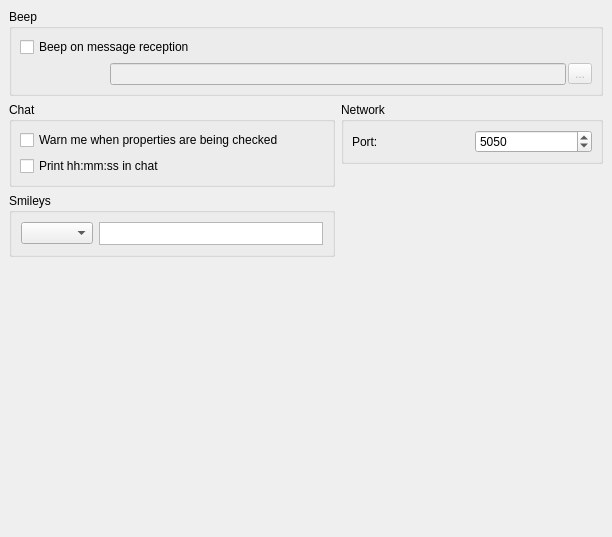
First picture: the form in modules/chat/rzxchatprop.ui, repository Fruneau/qRezix, before the edit.
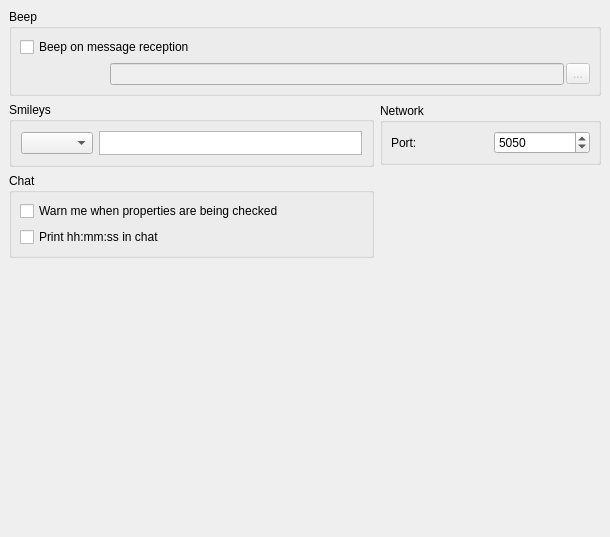
Second picture: the form after the edit.

Commit message: RÃ©organisation de la page de prÃ©fÃ©rence du chat pour corriger un problÃšme de dimensionnement des informations concernant les smileys...

Patch:
```diff
--- a/modules/chat/rzxchatprop.ui
+++ b/modules/chat/rzxchatprop.ui
@@ -22,7 +22,7 @@
    <property name="spacing" >
     <number>6</number>
    </property>
-   <item row="4" column="0" >
+   <item row="3" column="0" >
     <spacer>
      <property name="orientation" >
       <enum>Qt::Vertical</enum>
@@ -35,12 +35,69 @@
      </property>
     </spacer>
    </item>
-   <item row="3" column="0" >
+   <item row="1" column="1" >
+    <widget class="QGroupBox" name="groupNetwork" >
+     <property name="sizePolicy" >
+      <sizepolicy>
+       <hsizetype>5</hsizetype>
+       <vsizetype>0</vsizetype>
+       <horstretch>0</horstretch>
+       <verstretch>0</verstretch>
+      </sizepolicy>
+     </property>
+     <property name="title" >
+      <string>Network</string>
+     </property>
+     <layout class="QGridLayout" >
+      <property name="margin" >
+       <number>8</number>
+      </property>
+      <property name="spacing" >
+       <number>6</number>
+      </property>
+      <item row="0" column="1" >
+       <widget class="QSpinBox" name="chat_port" >
+        <property name="toolTip" >
+         <string>&lt;h3>Peer2peer port&lt;/h3>&lt;p>Define the port of the chat&lt;/p>&lt;p>You shouldn't have to modify this value&lt;/p></string>
+        </property>
+        <property name="maximum" >
+         <number>32768</number>
+        </property>
+        <property name="value" >
+         <number>5050</number>
+        </property>
+       </widget>
+      </item>
+      <item row="0" column="0" >
+       <widget class="QLabel" name="lblServerport" >
+        <property name="text" >
+         <string>Port:</string>
+        </property>
+        <property name="textFormat" >
+         <enum>Qt::PlainText</enum>
+        </property>
+        <property name="buddy" >
+         <cstring>chat_port</cstring>
+        </property>
+       </widget>
+      </item>
+     </layout>
+    </widget>
+   </item>
+   <item row="1" column="0" >
     <widget class="QGroupBox" name="groupBox" >
+     <property name="sizePolicy" >
+      <sizepolicy>
+       <hsizetype>5</hsizetype>
+       <vsizetype>0</vsizetype>
+       <horstretch>0</horstretch>
+       <verstretch>0</verstretch>
+      </sizepolicy>
+     </property>
      <property name="maximumSize" >
       <size>
        <width>16777215</width>
-       <height>64</height>
+       <height>16777215</height>
       </size>
      </property>
      <property name="title" >
@@ -55,6 +112,12 @@
       </property>
       <item row="0" column="1" >
        <widget class="QListWidget" name="lstSmileys" >
+        <property name="minimumSize" >
+         <size>
+          <width>0</width>
+          <height>24</height>
+         </size>
+        </property>
         <property name="maximumSize" >
          <size>
           <width>16777215</width>
@@ -99,20 +162,7 @@
      </layout>
     </widget>
    </item>
-   <item rowspan="3" row="2" column="1" >
-    <spacer>
-     <property name="orientation" >
-      <enum>Qt::Vertical</enum>
-     </property>
-     <property name="sizeHint" >
-      <size>
-       <width>262</width>
-       <height>347</height>
-      </size>
-     </property>
-    </spacer>
-   </item>
-   <item rowspan="2" row="1" column="0" >
+   <item row="2" column="0" >
     <widget class="QGroupBox" name="groupChat" >
      <property name="title" >
       <string>Chat</string>
@@ -218,46 +268,18 @@
      </layout>
     </widget>
    </item>
-   <item row="1" column="1" >
-    <widget class="QGroupBox" name="groupNetwork" >
-     <property name="title" >
-      <string>Network</string>
+   <item rowspan="2" row="2" column="1" >
+    <spacer>
+     <property name="orientation" >
+      <enum>Qt::Vertical</enum>
      </property>
-     <layout class="QGridLayout" >
-      <property name="margin" >
-       <number>8</number>
-      </property>
-      <property name="spacing" >
-       <number>6</number>
-      </property>
-      <item row="0" column="1" >
-       <widget class="QSpinBox" name="chat_port" >
-        <property name="toolTip" >
-         <string>&lt;h3>Peer2peer port&lt;/h3>&lt;p>Define the port of the chat&lt;/p>&lt;p>You shouldn't have to modify this value&lt;/p></string>
-        </property>
-        <property name="maximum" >
-         <number>32768</number>
-        </property>
-        <property name="value" >
-         <number>5050</number>
-        </property>
-       </widget>
-      </item>
-      <item row="0" column="0" >
-       <widget class="QLabel" name="lblServerport" >
-        <property name="text" >
-         <string>Port:</string>
-        </property>
-        <property name="textFormat" >
-         <enum>Qt::PlainText</enum>
-        </property>
-        <property name="buddy" >
-         <cstring>chat_port</cstring>
-        </property>
-       </widget>
-      </item>
-     </layout>
-    </widget>
+     <property name="sizeHint" >
+      <size>
+       <width>221</width>
+       <height>321</height>
+      </size>
+     </property>
+    </spacer>
    </item>
   </layout>
  </widget>
```
Left out of the diff: 7 changed lines with no effect on the pictures.
